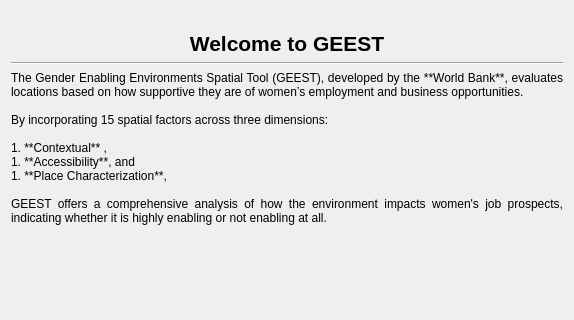
Old version of the form geest/ui/intro_panel_base.ui in the repository worldbank/GEEST; both pictures show x 0 to 574 and y 0 to 320 of the 574 by 848 pixel window.
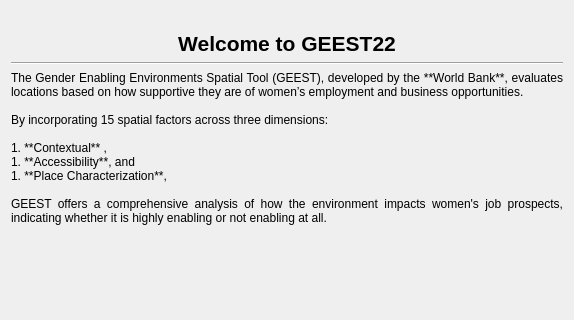
New version of the form. Icons and pictures are not drawn.

What changed in the file:
```diff
--- a/geest/ui/intro_panel_base.ui
+++ b/geest/ui/intro_panel_base.ui
@@ -78,7 +78,7 @@
    <item row="1" column="0">
     <widget class="QLabel" name="label_2">
      <property name="text">
-      <string>&lt;html&gt;&lt;head/&gt;&lt;body&gt;&lt;p align=&quot;center&quot;&gt;&lt;span style=&quot; font-size:16pt; font-weight:600;&quot;&gt;Welcome to GEEST&lt;/span&gt;&lt;/p&gt;&lt;/body&gt;&lt;/html&gt;</string>
+      <string>&lt;html&gt;&lt;head/&gt;&lt;body&gt;&lt;p align=&quot;center&quot;&gt;&lt;span style=&quot; font-size:16pt; font-weight:600;&quot;&gt;Welcome to GEEST22&lt;/span&gt;&lt;/p&gt;&lt;/body&gt;&lt;/html&gt;</string>
      </property>
      <property name="textFormat">
       <enum>Qt::RichText</enum>
```
Left out of the diff: 8 changed lines with no effect on the pictures.
